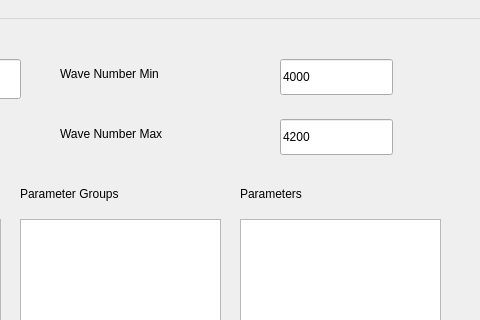
This is layouts/main_window.ui in hitranonline/hapiest as Qt 5 draws it before an edit; both pictures show x 320 to 800 and y 0 to 320 of the 800 by 800 pixel window. The edited form follows.
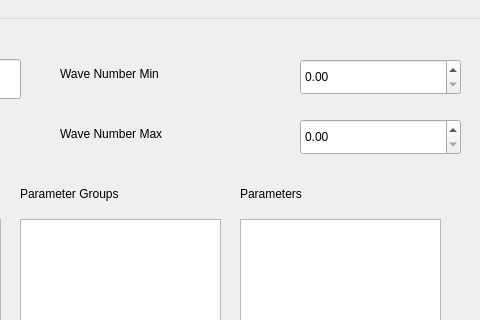
This is the edited form.

Commit message: Changed the wn_max and wn_min gui elements to QDoubleSpinBox's

```diff
--- a/layouts/main_window.ui
+++ b/layouts/main_window.ui
@@ -84,22 +84,6 @@
      <string>Isotopologues</string>
     </property>
    </widget>
-   <widget class="QLineEdit" name="wn_min">
-    <property name="geometry">
-     <rect>
-      <x>600</x>
-      <y>40</y>
-      <width>113</width>
-      <height>36</height>
-     </rect>
-    </property>
-    <property name="inputMethodHints">
-     <set>Qt::ImhDigitsOnly|Qt::ImhPreferNumbers</set>
-    </property>
-    <property name="text">
-     <string>4000</string>
-    </property>
-   </widget>
    <widget class="QLabel" name="label_3">
     <property name="geometry">
      <rect>
@@ -126,22 +110,6 @@
      <string>Wave Number Max</string>
     </property>
    </widget>
-   <widget class="QLineEdit" name="wn_max">
-    <property name="geometry">
-     <rect>
-      <x>600</x>
-      <y>100</y>
-      <width>113</width>
-      <height>36</height>
-     </rect>
-    </property>
-    <property name="inputMethodHints">
-     <set>Qt::ImhDigitsOnly|Qt::ImhPreferNumbers</set>
-    </property>
-    <property name="text">
-     <string>4200</string>
-    </property>
-   </widget>
    <widget class="QPushButton" name="fetch_button">
     <property name="geometry">
      <rect>
@@ -272,6 +240,26 @@
      <string>Clear Console</string>
     </property>
    </widget>
+   <widget class="QDoubleSpinBox" name="wn_min">
+    <property name="geometry">
+     <rect>
+      <x>620</x>
+      <y>40</y>
+      <width>161</width>
+      <height>36</height>
+     </rect>
+    </property>
+   </widget>
+   <widget class="QDoubleSpinBox" name="wn_max">
+    <property name="geometry">
+     <rect>
+      <x>620</x>
+      <y>100</y>
+      <width>161</width>
+      <height>36</height>
+     </rect>
+    </property>
+   </widget>
   </widget>
   <widget class="QMenuBar" name="menubar">
    <property name="geometry">
```
The commit also changes 1 other file.
